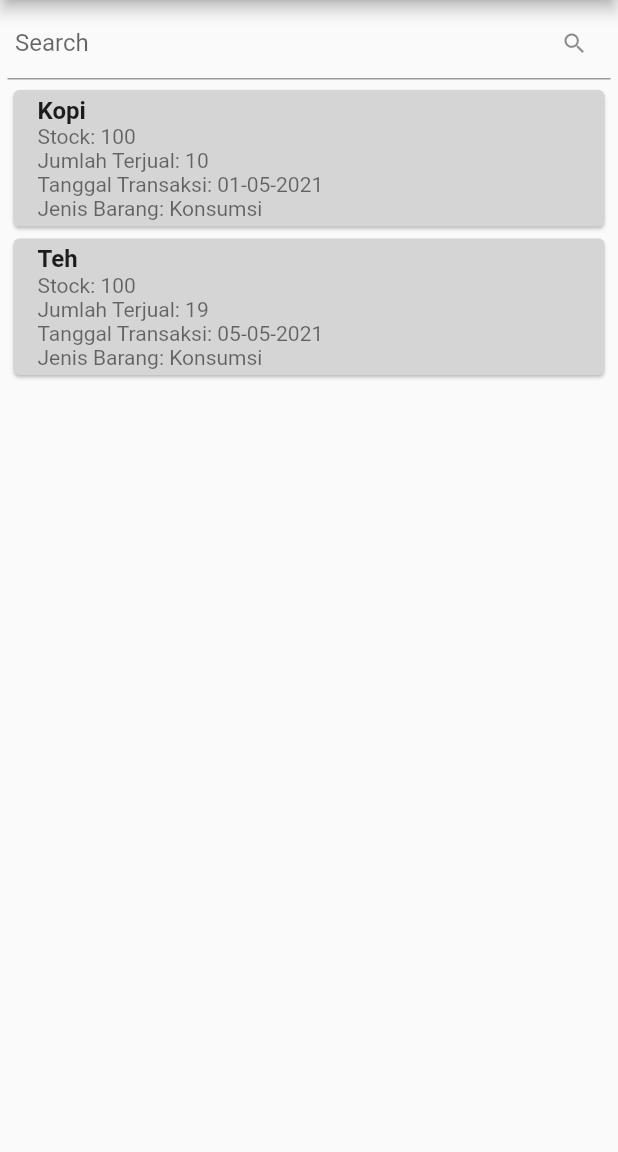
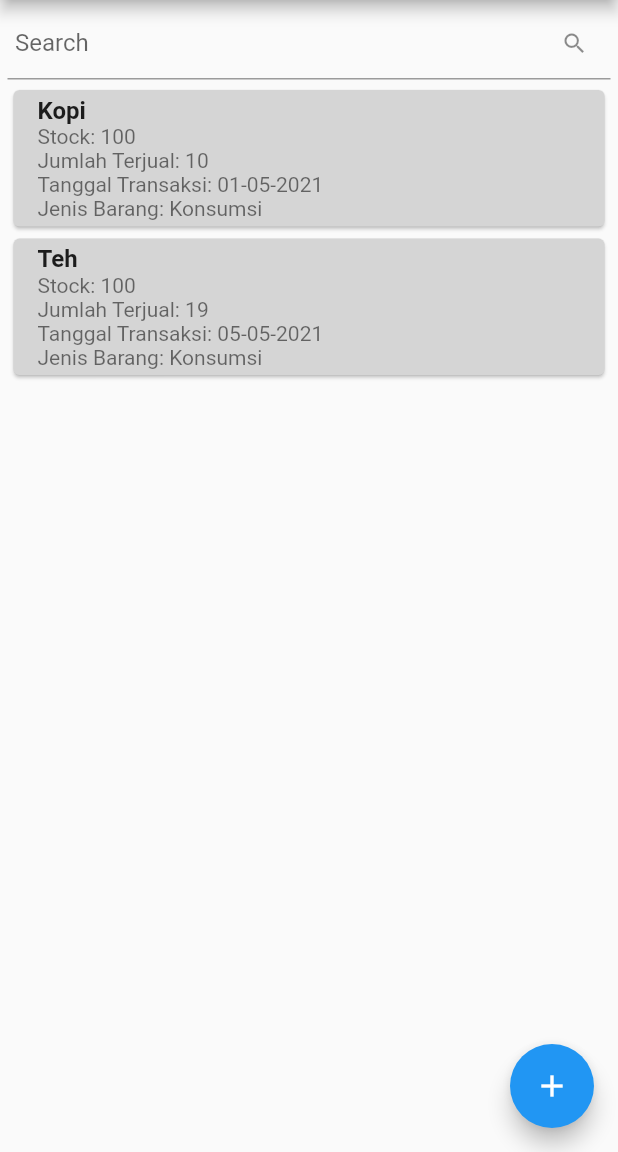
Before and after one commit to ryan-andri/data_penjualan, a Flutter app: the screen it shows after launch, on a phone screen of 412 x 824 dp, the part 84-1236 px from its top. Run offline on Flutter 3.47's test engine with Material 2 defaults, Android fonts, the light colour scheme and no system bars.

Commit message:
Wip create menu

```diff
--- a/lib/main.dart
+++ b/lib/main.dart
@@ -1,5 +1,5 @@
 import 'package:flutter/material.dart';
-import 'view/home.dart';
+import 'view/Home.dart';
 
 void main() {
   runApp(const MyApp());
@@ -10,9 +10,12 @@ class MyApp extends StatelessWidget {
 
   @override
   Widget build(BuildContext context) {
-    return const MaterialApp(
+    return MaterialApp(
       title: 'Data Penjualan',
-      home: Home(),
+      initialRoute: '/',
+      routes: {
+        '/': (context) => Home(),
+      },
     );
   }
 }
--- a/lib/view/home.dart
+++ b/lib/view/home.dart
@@ -1,13 +1,15 @@
 import 'package:flutter/material.dart';
+
+import 'Create.dart';
 
 class Home extends StatefulWidget {
   const Home({Key? key}) : super(key: key);
 
   @override
-  _HomePageState createState() => _HomePageState();
+  HomeView createState() => HomeView();
 }
 
-class _HomePageState extends State<Home> {
+class HomeView extends State<Home> {
   final List<Map<String, dynamic>> data = [
     {
       "id": 1,
@@ -53,7 +55,7 @@ class _HomePageState extends State<Home> {
   }
 
   @override
-  Widget build(BuildContext ctx) {
+  Widget build(BuildContext context) {
     return Scaffold(
       appBar: AppBar(
         title: const Text('Data Penjualan'),
@@ -66,6 +68,7 @@ class _HomePageState extends State<Home> {
               onChanged: (value) => searchFunc(value),
               decoration: const InputDecoration(
                 labelText: 'Search',
+                labelStyle: TextStyle(fontSize: 16),
                 hintText: 'Nama barang / Tanggal transaksi',
                 suffixIcon: Icon(Icons.search),
                 isDense: true,
@@ -82,11 +85,11 @@ class _HomePageState extends State<Home> {
                       itemCount: loadData.length,
                       itemBuilder: (context, index) => Card(
                         key: ValueKey(loadData[index]["id"]),
-                        color: Color.fromARGB(255, 213, 213, 213),
+                        color: const Color.fromARGB(255, 213, 213, 213),
                         child: ListTile(
                           title: Text(
                             loadData[index]['nm_brg'],
-                            style: TextStyle(
+                            style: const TextStyle(
                                 fontSize: 16, fontWeight: FontWeight.bold),
                           ),
                           subtitle: Column(
@@ -102,8 +105,8 @@ class _HomePageState extends State<Home> {
                                   'Jenis Barang: ${loadData[index]["jns_brg"].toString()}'),
                             ],
                           ),
-                          onTap: () => ScaffoldMessenger.of(ctx).showSnackBar(
-                              SnackBar(
+                          onTap: () => ScaffoldMessenger.of(context)
+                              .showSnackBar(SnackBar(
                                   content: Text(
                                       loadData[index]["nm_brg"].toString()))),
                         ),
@@ -117,6 +120,15 @@ class _HomePageState extends State<Home> {
           ],
         ),
       ),
+      floatingActionButton: FloatingActionButton(
+        child: const Icon(Icons.add),
+        onPressed: () {
+          Navigator.push(
+              context,
+              //routing into add page
+              MaterialPageRoute(builder: (context) => const Create()));
+        },
+      ),
     );
   }
 }
--- a/pubspec.yaml
+++ b/pubspec.yaml
@@ -30,6 +30,7 @@ dependencies:
   flutter:
     sdk: flutter
 
+  http: any
 
   # The following adds the Cupertino Icons font to your application.
   # Use with the CupertinoIcons class for iOS style icons.
@@ -45,6 +46,8 @@ dev_dependencies:
   # package. See that file for information about deactivating specific lint
   # rules and activating additional ones.
   flutter_lints: ^2.0.0
+
+  intl: any
 
 # For information on the generic Dart part of this file, see the
 # following page: https://dart.dev/tools/pub/pubspec
```
Also changed, not shown: lib/view/Create.dart (added, +139 -0 lines), pubspec.lock.
